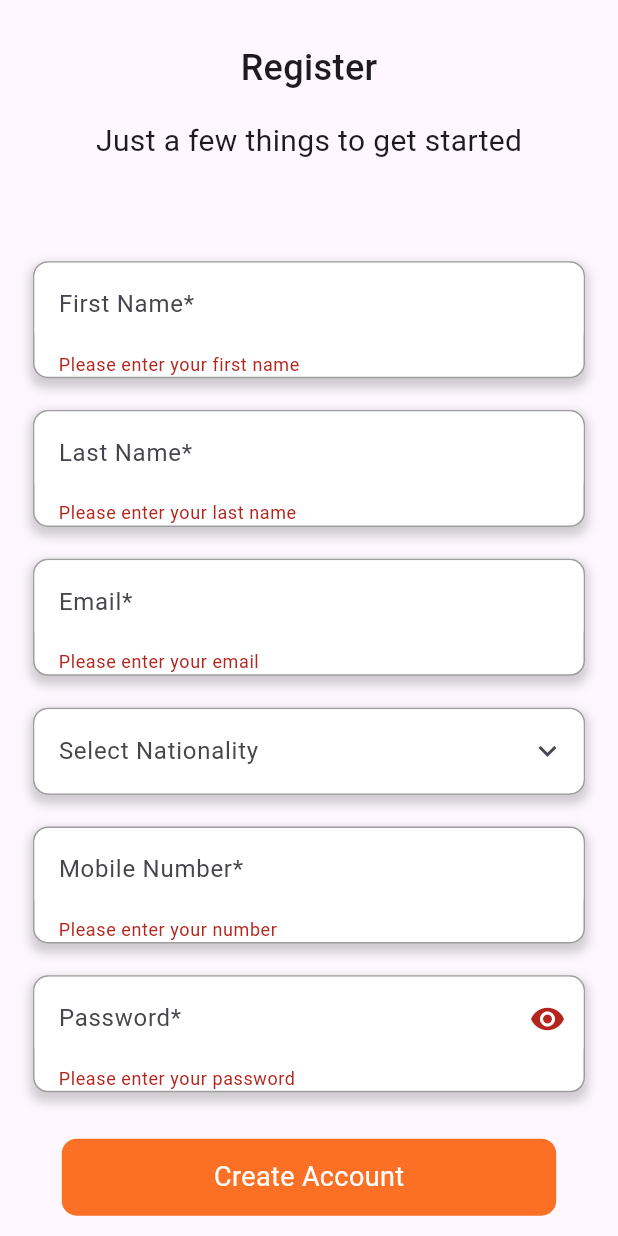
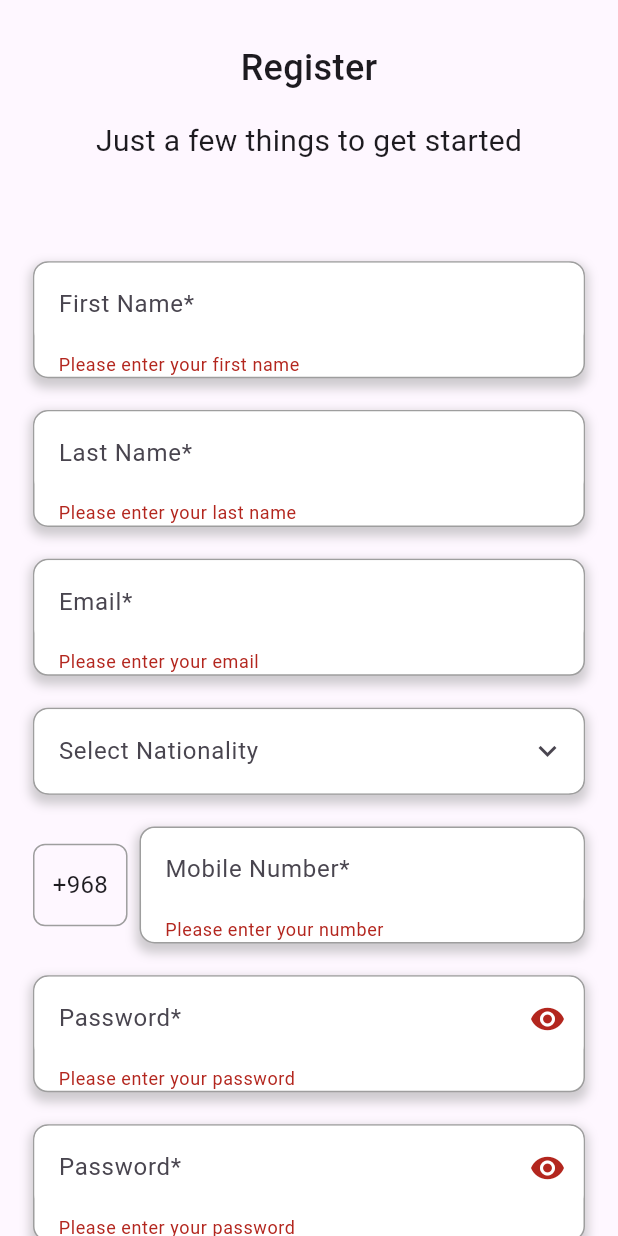
Before and after one commit to ItOntrend/Ontrend-Application, a Flutter app: the SingUpPage screen opened directly, after a tap on "Create Account", on a phone screen of 412 x 824 dp. Run offline on Flutter 3.47's test engine with Material 3 defaults, Android fonts, the phone set to English and light mode, and no system bars; our stand-ins replace another_flutter_splash_screen, cached_network_image, carousel_slider, cloud_firestore, connectivity_plus, country_picker and 18 more; missing offline and left inert: flutter_cart, google_maps_place_picker_mb, persistent_bottom_nav_bar_plus; accounts and stored records are empty; project files that could hold a hidden picture were left out.

```diff
--- a/lib/controller/location_controller.dart
+++ b/lib/controller/location_controller.dart
@@ -1,4 +1,5 @@
 import 'package:flutter/material.dart';
+import 'package:geolocator/geolocator.dart';
 import 'package:get/get.dart';
 import 'package:geocoding/geocoding.dart';
 import 'package:google_maps_flutter/google_maps_flutter.dart';
@@ -143,7 +144,8 @@ class SavedAddress {
 class PlacePickerScreen extends StatelessWidget {
   final LocationController controller;
 
-  const PlacePickerScreen({Key? key, required this.controller}) : super(key: key);
+  const PlacePickerScreen({Key? key, required this.controller})
+      : super(key: key);
 
   @override
   Widget build(BuildContext context) {
--- a/lib/controller/vendor_controller.dart
+++ b/lib/controller/vendor_controller.dart
@@ -11,6 +11,7 @@ import 'package:ontrend_food_and_e_commerce/utils/local_storage/local_storage.da
 import 'package:geocoding/geocoding.dart' as geocoding;
 
 class VendorController extends GetxController {
+  static VendorController get instance => Get.find();
   RxBool isVendorLoading = RxBool(false);
   RxBool isItemsLoading = RxBool(false);
   Rx<VendorModel?> vendorDetail = Rx<VendorModel?>(null);
--- a/lib/local_strings.dart
+++ b/lib/local_strings.dart
@@ -27,7 +27,7 @@ class LocalStrings extends Translations {
           'Categories': 'Categories',
           'Restaurants to explore': 'Restaurants to explore',
           'Vegetables, fruits...': 'Vegetables, fruits...',
-          "Trending on Ontrend": "Trending on Ontrend",
+          "Trending on OnTrend": "Trending on OnTrend",
           "Store to explore": "Store to explore",
           'Fresh Vegetables': 'Fresh Vegetables',
           "Payment Options": "Payment Options",
@@ -90,6 +90,7 @@ class LocalStrings extends Translations {
           "Add": "Add",
           "Your Order Has Been Placed Successfully":
               "Your Order Has Been Placed Successfully",
+          "OMR": "OMR",
         },
         //'hi_IN': {'hello': "नमस्ते दुनिया", 'message': "ऐप में आपका स्वागत है"},
         'ar_OM': {
@@ -115,7 +116,7 @@ class LocalStrings extends Translations {
           'Categories': 'فئات',
           'Restaurants to explore': 'مطاعم للاستكشاف',
           'Vegetables, fruits...': 'الفاكهة خضروات ',
-          "Trending on Ontrend": "الشائع",
+          "Trending on OnTrend": "الشائع",
           "Store to explore": 'متجر للاستكشاف',
           'Fresh Vegetables': 'الخضروات الطازجة',
           "Payment Options": "خيارات الدفع",
@@ -176,6 +177,7 @@ class LocalStrings extends Translations {
           "Place Order": "مكان الامر",
           "Add": "يضيف",
           "Your Order Has Been Placed Successfully": "تم تقديم طلبك بنجاح",
+          "OMR": ""
         }
       };
 }
--- a/lib/view/pages/sing_up_page.dart
+++ b/lib/view/pages/sing_up_page.dart
@@ -95,13 +95,52 @@ class SingUpPage extends StatelessWidget {
                   },
                 ),
                 kHiegth24,
-                MainTextField(
-                  numberOrName: TextInputType.number,
-                  hintText: "Mobile Number*".tr,
-                  controller: authController.numberController,
+                Row(
+                  children: [
+                    Container(
+                      padding: const EdgeInsets.symmetric(
+                        vertical: 15,
+                        horizontal: 12,
+                      ),
+                      decoration: BoxDecoration(
+                        border: Border.all(
+                          color: Colors.grey,
+                        ),
+                        borderRadius: BorderRadius.circular(8),
+                      ),
+                      child: Text(
+                        "+968",
+                        style: TextStyle(
+                          fontSize: 16,
+                        ),
+                      ),
+                    ),
+                    SizedBox(width: 8),
+                    Expanded(
+                      child: MainTextField(
+                        numberOrName: TextInputType.number,
+                        hintText: "Mobile Number*".tr,
+                        controller: authController.numberController,
+                        validator: (value) {
+                          if (value == null || value.isEmpty) {
+                            return 'Please enter your number'.tr;
+                          } else if (!RegExp(r'^\d{8}$').hasMatch(value)) {
+                            return 'Please enter a valid Omani mobile number'
+                                .tr;
+                          }
+                          return null;
+                        },
+                      ),
+                    ),
+                  ],
+                ),
+                kHiegth24,
+                MainTextFieldPassword(
+                  hintText: "Password*".tr,
+                  controller: authController.passwordController,
                   validator: (value) {
                     if (value == null || value.isEmpty) {
-                      return 'Please enter your number'.tr;
+                      return 'Please enter your password'.tr;
                     }
                     return null;
                   },
@@ -146,7 +185,7 @@ class SingUpPage extends StatelessWidget {
                     ),
                     GestureDetector(
                       onTap: () => Get.to(
-                        () =>LoginPage(),
+                        () => LoginPage(),
                       ),
                       child: Text(
                         "Login".tr,
--- a/lib/view/pages/widgets/bill_details_card.dart
+++ b/lib/view/pages/widgets/bill_details_card.dart
@@ -64,7 +64,7 @@ class _BillDetailsCardState extends State<BillDetailsCard> {
             kHiegth6,
             BillDetailsRow(
               title: 'Delivery fee',
-              amount: cartController.deliveryFee,
+              amount: cartController.deliveryFee.value,
             ),
             kHiegth6,
             BillDetailsRow(
```
Also changed, not shown: lib/controller/cart_controller.dart (+64 -9 lines), lib/controller/grocery_controller.dart (+0 -13 lines), lib/controller/language_controller.dart (+6 -12 lines), lib/model/grocery_product_model.dart (+90 -43 lines), lib/trans_req.dart (deleted, +0 -30 lines), lib/view/pages/groceries_page.dart (+14 -8 lines), lib/view/pages/user_profile_page.dart (+5 -4 lines), lib/view/widgets/trending_cards.dart (+10 -6 lines). Lines whose indentation alone changed are shown as unchanged.
